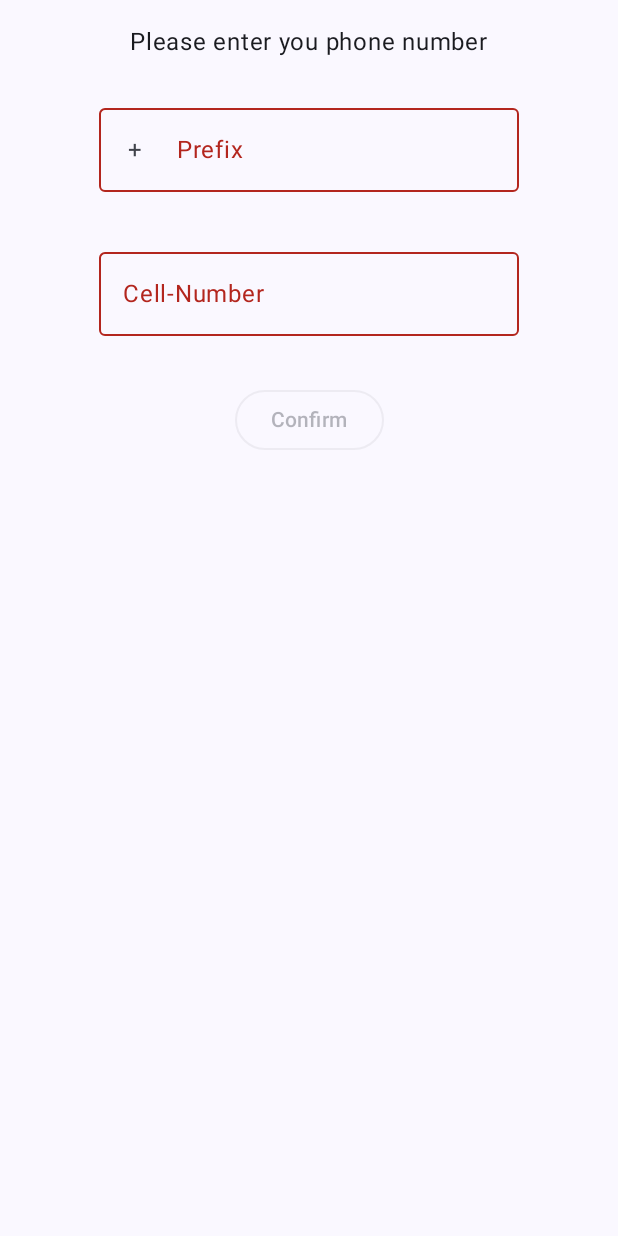
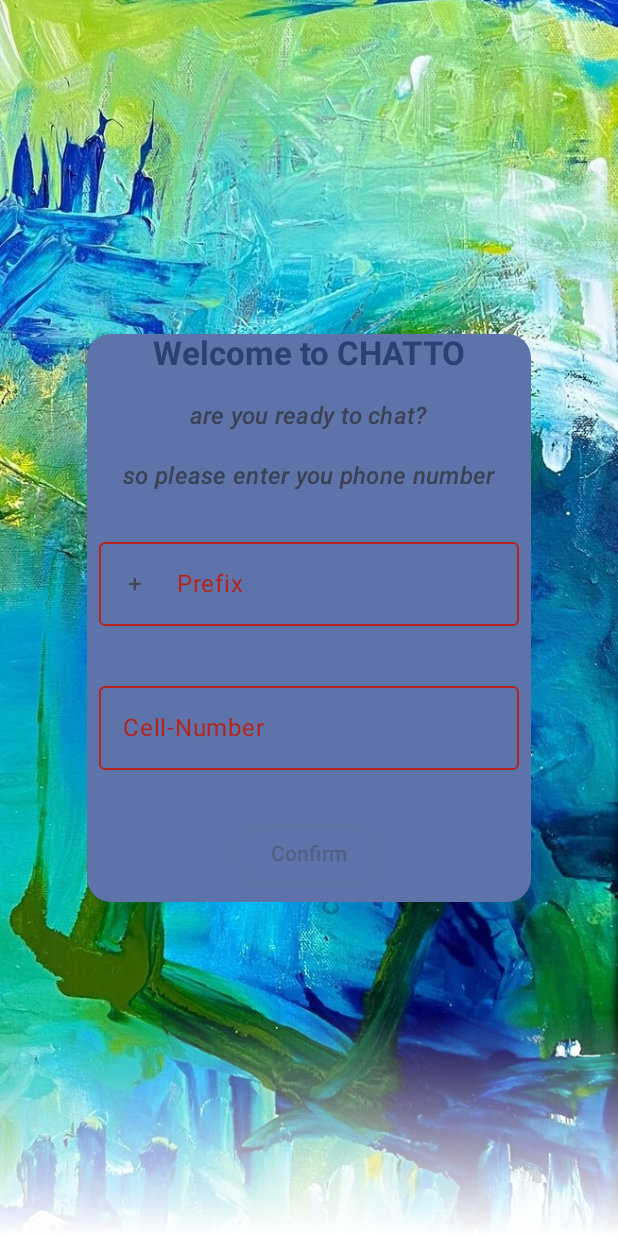
Before and after one commit to mattreturn1/InstantChatCompose, an Android app built with Jetpack Compose: the screen it shows after launch (MainActivity), on a phone screen of 412 x 824 dp. Run offline under Robolectric (Android 15) with nearby library versions, the phone set to English and light mode, and no system bars; our stand-ins replace Dagger/Hilt's generated code, Room's generated code.

Commit message:
Add login activity

```diff
--- a/app/src/main/java/com/example/chatto/ui/home/HomeScreen.kt
+++ b/app/src/main/java/com/example/chatto/ui/home/HomeScreen.kt
@@ -52,15 +52,26 @@ fun HomeScreen(
     Scaffold(
         topBar = {
             CenterAlignedTopAppBar(
+                modifier = Modifier.padding(bottom = 10.dp),
                 title = {
+                    Column(verticalArrangement = Arrangement.spacedBy(5.dp)) {
                         Text(
-                        textAlign = TextAlign.Center,
-                        text = "Chatto +$myPrefix $myNumber",
+                            textAlign = TextAlign.Start,
+                            text = "Chatto",
                             fontWeight = FontWeight.W500,
                             fontStyle = FontStyle.Normal,
                             lineHeight = 24.sp,
                             fontSize = 28.sp
                         )
+                        Text(
+                            textAlign = TextAlign.Start,
+                            text = "Me: +$myPrefix $myNumber",
+                            fontWeight = FontWeight.W500,
+                            fontStyle = FontStyle.Normal,
+                            lineHeight = 13.sp,
+                            fontSize = 15.sp
+                        )
+                    }
                 }
             )
         },
--- a/app/src/main/java/com/example/chatto/ui/login/Login.kt
+++ b/app/src/main/java/com/example/chatto/ui/login/Login.kt
@@ -2,10 +2,15 @@ package com.example.chatto.ui.login
 
 import android.os.Build
 import androidx.annotation.RequiresApi
+import androidx.compose.foundation.background
 import androidx.compose.foundation.layout.Arrangement
 import androidx.compose.foundation.layout.Column
+import androidx.compose.foundation.layout.fillMaxWidth
 import androidx.compose.foundation.layout.padding
+import androidx.compose.foundation.shape.RoundedCornerShape
 import androidx.compose.foundation.text.KeyboardOptions
+import androidx.compose.material3.ButtonDefaults
+import androidx.compose.material3.MaterialTheme
 import androidx.compose.material3.OutlinedButton
 import androidx.compose.material3.OutlinedTextField
 import androidx.compose.material3.Text
@@ -18,15 +23,21 @@ import androidx.compose.runtime.saveable.rememberSaveable
 import androidx.compose.runtime.setValue
 import androidx.compose.ui.Alignment
 import androidx.compose.ui.Modifier
+import androidx.compose.ui.draw.clip
 import androidx.compose.ui.platform.LocalContext
+import androidx.compose.ui.text.font.FontStyle
+import androidx.compose.ui.text.font.FontWeight
 import androidx.compose.ui.text.input.KeyboardType
+import androidx.compose.ui.text.style.TextOverflow
 import androidx.compose.ui.unit.dp
+import androidx.compose.ui.unit.sp
 import androidx.hilt.navigation.compose.hiltViewModel
 import androidx.navigation.NavHostController
 import com.example.chatto.domain.vo.DbNumber
 import com.example.chatto.domain.vo.DbProfile
 import com.example.chatto.domain.vo.ValidPrefix
 import com.example.chatto.ui.home.components.isValidText
+import com.example.chatto.ui.login.components.MainCover
 import com.example.chatto.ui.utils.PreferencesManager
 import kotlinx.coroutines.launch
 
@@ -47,11 +58,51 @@ fun LoginScreen(
     val data = remember { mutableStateOf(preferencesManager.getData("LOGGED", "")) }
 
     Column(
-        modifier = Modifier.padding(16.dp),
-        verticalArrangement = Arrangement.spacedBy(16.dp),
+        Modifier.fillMaxWidth(),
         horizontalAlignment = Alignment.CenterHorizontally
     ) {
-        Text(text = "Please enter you phone number")
+        MainCover {
+            Column(
+                horizontalAlignment = Alignment.CenterHorizontally,
+                modifier = Modifier
+                    .clip(RoundedCornerShape(16.dp))
+                    .background(MaterialTheme.colorScheme.primaryContainer),
+                verticalArrangement = Arrangement.spacedBy(16.dp),
+
+                ) {
+                Text(
+                    style = MaterialTheme.typography.titleLarge.copy(
+                        lineHeight = 24.sp,
+                        fontStyle = FontStyle.Normal,
+                        fontWeight = FontWeight.Bold
+                    ),
+                    maxLines = 2,
+                    overflow = TextOverflow.Ellipsis,
+                    text = "Welcome to CHATTO",
+                    color = MaterialTheme.colorScheme.primary
+                )
+                Text(
+                    style = MaterialTheme.typography.titleMedium.copy(
+                        lineHeight = 24.sp,
+                        fontStyle = FontStyle.Italic,
+                        fontWeight = FontWeight.W500
+                    ),
+                    maxLines = 2,
+                    overflow = TextOverflow.Ellipsis,
+                    text = "are you ready to chat?",
+                    color = MaterialTheme.colorScheme.secondary
+                )
+                Text(
+                    style = MaterialTheme.typography.titleMedium.copy(
+                        lineHeight = 24.sp,
+                        fontStyle = FontStyle.Italic,
+                        fontWeight = FontWeight.Medium
+                    ),
+                    maxLines = 2,
+                    overflow = TextOverflow.Ellipsis,
+                    text = "so please enter you phone number",
+                    color = MaterialTheme.colorScheme.secondary
+                )
                 OutlinedTextField(
                     value = prefix,
                     onValueChange = { input ->
@@ -87,9 +138,15 @@ fun LoginScreen(
                         }
                         navController.popBackStack("dispatcher", inclusive = false)
                     },
+                    colors = ButtonDefaults.outlinedButtonColors(
+                        containerColor = MaterialTheme.colorScheme.onPrimaryContainer,
+                        contentColor = MaterialTheme.colorScheme.primaryContainer
+                    ),
                     enabled = ValidPrefix.contains(prefix) && isValidText(number)
                 ) {
                     Text(text = "Confirm")
                 }
             }
         }
+    }
+}
--- /dev/null
+++ b/app/src/main/java/com/example/chatto/ui/login/components/Cover.kt
@@ -0,0 +1,52 @@
+package com.example.chatto.ui.login.components
+
+import androidx.compose.foundation.Image
+import androidx.compose.foundation.background
+import androidx.compose.foundation.layout.Box
+import androidx.compose.foundation.layout.fillMaxSize
+import androidx.compose.foundation.layout.fillMaxWidth
+import androidx.compose.runtime.Composable
+import androidx.compose.ui.Alignment
+import androidx.compose.ui.Modifier
+import androidx.compose.ui.graphics.Brush
+import androidx.compose.ui.graphics.Color
+import androidx.compose.ui.layout.ContentScale
+import androidx.compose.ui.res.painterResource
+import com.example.chatto.R
+
+@Composable
+fun MainCover(
+    modifier: Modifier = Modifier,
+    content: @Composable () -> Unit
+) {
+    Box {
+        Box(modifier = modifier) {
+            Image(
+                painter = painterResource(id = R.drawable.cover),
+                modifier = Modifier.fillMaxSize(),
+                contentScale = ContentScale.Crop,
+                contentDescription = "cover"
+
+            )
+            Box(
+                modifier = Modifier
+                    .fillMaxSize()
+                    .background(
+                        Brush.verticalGradient(
+                            0f to Color.Transparent,
+                            0.82f to Color.Transparent,
+                            1f to Color.White
+                        )
+                    )
+            )
+        }
+        Box(
+            modifier = Modifier
+                .fillMaxWidth()
+                .align(Alignment.Center),
+            contentAlignment = Alignment.Center
+        ) {
+            content()
+        }
+    }
+}
```
Also changed, not shown: app/src/main/res/drawable-hdpi/cover.jpeg (added). Lines whose indentation alone changed are shown as unchanged.
